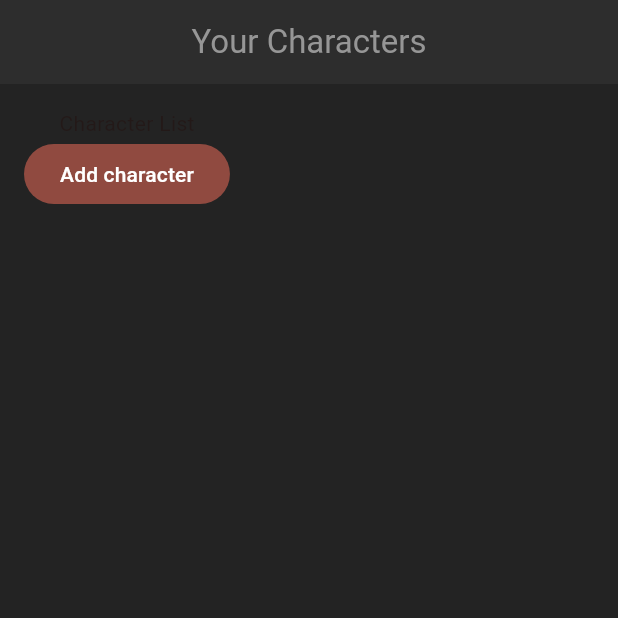
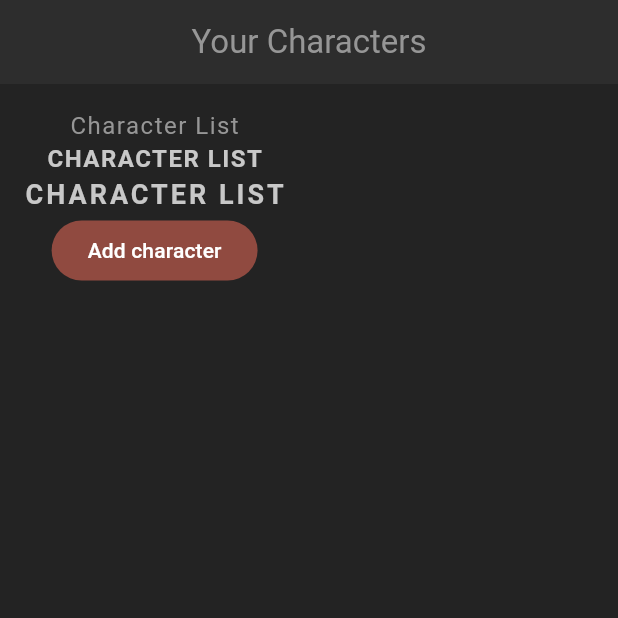
Before and after one commit to smsanagustin/flutter-rpg, a Flutter app: the screen it shows after launch, on a phone screen of 412 x 824 dp, the top half of it. Run offline on Flutter 3.47's test engine with Material 3 defaults, Android fonts, the phone set to English and light mode, and no system bars.

Commit message:
Add text themes

```diff
--- a/lib/screens/home/home.dart
+++ b/lib/screens/home/home.dart
@@ -1,4 +1,5 @@
 import 'package:flutter/material.dart';
+import 'package:flutter_rpg/shared/styled_text.dart';
 
 class Home extends StatefulWidget {
   const Home({super.key});
@@ -21,7 +22,9 @@ class _HomeState extends State<Home> {
           padding: const EdgeInsets.all(16),
           child:
               Column(crossAxisAlignment: CrossAxisAlignment.center, children: [
-            const Text("Character List"),
+            const StyledText("Character List"),
+            const StyledHeading("Character List"),
+            const StyledTitle("Character List"),
             FilledButton(onPressed: () {}, child: const Text("Add character"))
           ]),
         ));
--- /dev/null
+++ b/lib/shared/styled_text.dart
@@ -0,0 +1,36 @@
+import 'package:flutter/material.dart';
+
+class StyledText extends StatelessWidget {
+  const StyledText(this.text, {super.key});
+
+  final String text;
+
+  @override
+  Widget build(BuildContext context) {
+    return Text(text, style: Theme.of(context).textTheme.bodyMedium);
+  }
+}
+
+class StyledHeading extends StatelessWidget {
+  const StyledHeading(this.text, {super.key});
+
+  final String text;
+
+  @override
+  Widget build(BuildContext context) {
+    return Text(text.toUpperCase(),
+        style: Theme.of(context).textTheme.headlineMedium);
+  }
+}
+
+class StyledTitle extends StatelessWidget {
+  const StyledTitle(this.text, {super.key});
+
+  final String text;
+
+  @override
+  Widget build(BuildContext context) {
+    return Text(text.toUpperCase(),
+        style: Theme.of(context).textTheme.titleMedium);
+  }
+}
```
Also changed, not shown: lib/theme.dart (+21 -0 lines).
